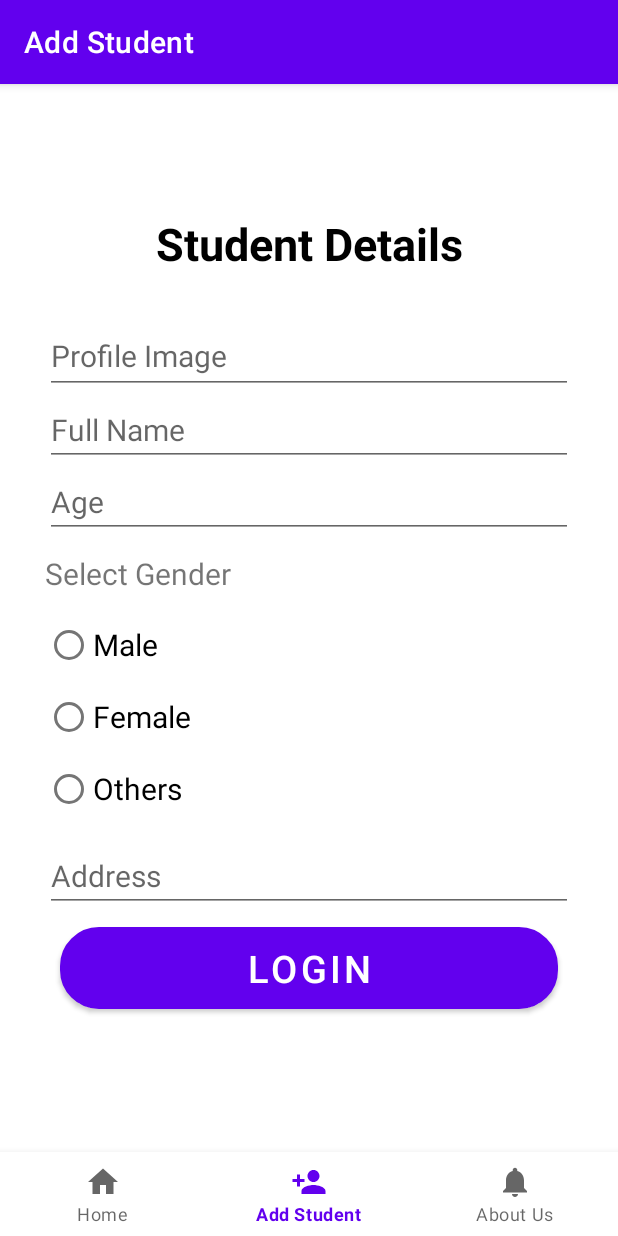
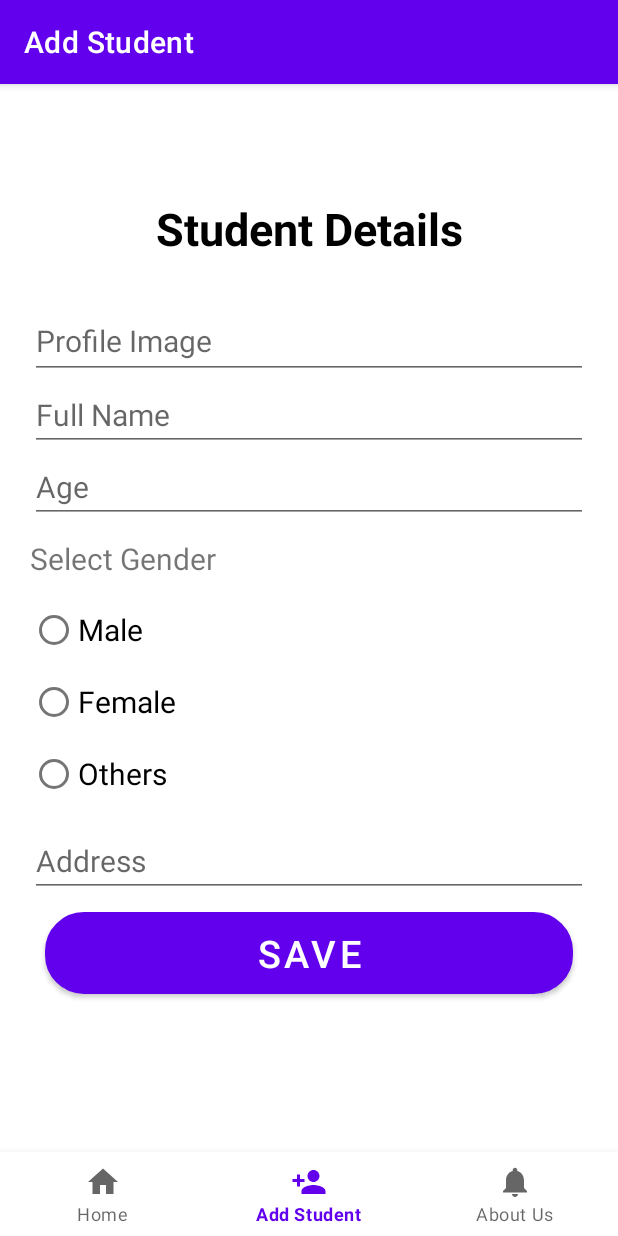
Before and after one commit to sariyanmagar/Week6Assignment1, an Android app: the AddStudentFragment screen opened through its navigation route, on a phone screen of 412 x 824 dp. Run offline under Robolectric (Android 15) with nearby library versions, the phone set to English and light mode, and no system bars; our stand-ins replace CircleImageView, navigation-ui; pictures from the network do not load.

Commit message:
design compledte

```diff
--- a/app/src/main/res/layout/fragment_add_student.xml
+++ b/app/src/main/res/layout/fragment_add_student.xml
@@ -4,7 +4,7 @@
     android:layout_width="match_parent"
     android:layout_height="match_parent"
     android:orientation="vertical"
-    android:layout_margin="30dp"
+    android:layout_margin="20dp"
     tools:context=".fragments.AddStudentFragment">
 
     <TextView
@@ -17,7 +17,7 @@
         android:text="Student Details" />
 
     <ScrollView android:layout_marginTop="30dp"
-        android:layout_width="fill_parent"
+        android:layout_width="match_parent"
         android:layout_height="wrap_content"
         android:id="@+id/scrollView">
 
@@ -32,7 +32,7 @@
                 android:layout_height="50dp"
                 android:ems="25"
                 android:hint="Profile Image"
-                android:textSize="20dp"/>
+                android:textSize="20sp"/>
 
             <EditText
                 android:id="@+id/etFullName"
@@ -40,7 +40,7 @@
                 android:layout_height="wrap_content"
                 android:ems="25"
                 android:hint="Full Name"
-                android:textSize="20dp"/>
+                android:textSize="20sp"/>
 
             <EditText
                 android:id="@+id/etAge"
@@ -49,7 +49,7 @@
                 android:hint="Age"
                 android:ems="25"
                 android:inputType="number"
-                android:textSize="20dp"/>
+                android:textSize="20sp"/>
             <TextView
                 android:layout_marginTop="10dp"
                 android:layout_width="match_parent"
@@ -69,19 +69,19 @@
                     android:layout_width="match_parent"
                     android:layout_height="wrap_content"
                     android:text="Male"
-                    android:textSize="20dp"/>
+                    android:textSize="20sp"/>
                 <RadioButton
                     android:id="@+id/Female"
                     android:layout_width="match_parent"
                     android:layout_height="wrap_content"
                     android:text="Female"
-                    android:textSize="20dp"/>
+                    android:textSize="20sp"/>
                 <RadioButton
                     android:id="@+id/Others"
                     android:layout_width="match_parent"
                     android:layout_height="wrap_content"
                     android:text="Others"
-                    android:textSize="20dp"/>
+                    android:textSize="20sp"/>
             </RadioGroup>
 
             <EditText
@@ -91,13 +91,13 @@
                 android:layout_height="wrap_content"
                 android:ems="25"
                 android:hint="Address"
-                android:textSize="20dp"/>
+                android:textSize="20sp"/>
 
             <Button
-                android:id="@+id/btnLogin"
+                android:id="@+id/btnSave"
                 android:layout_width="match_parent"
                 android:layout_height="wrap_content"
-                android:text="Login"
+                android:text="Save"
                 android:textSize="25sp"
                 android:shadowColor="@android:color/transparent"
                 android:layout_margin="10dp"
```
